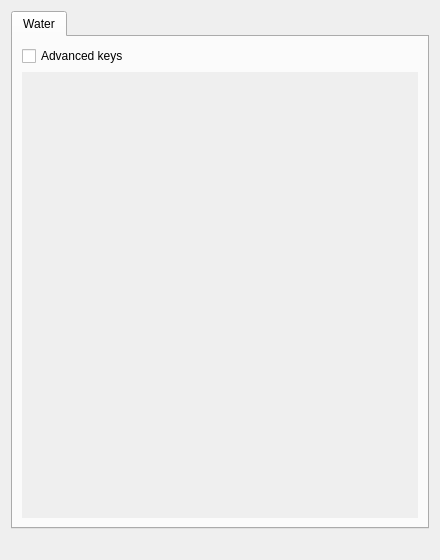
Before: the Qt Designer form GeneralsMD/Code/Tools/WorldBuilder/qt/panels/WBQtWaterTuningPanel.ui in triatomic/contraZH, drawn with Qt 5.
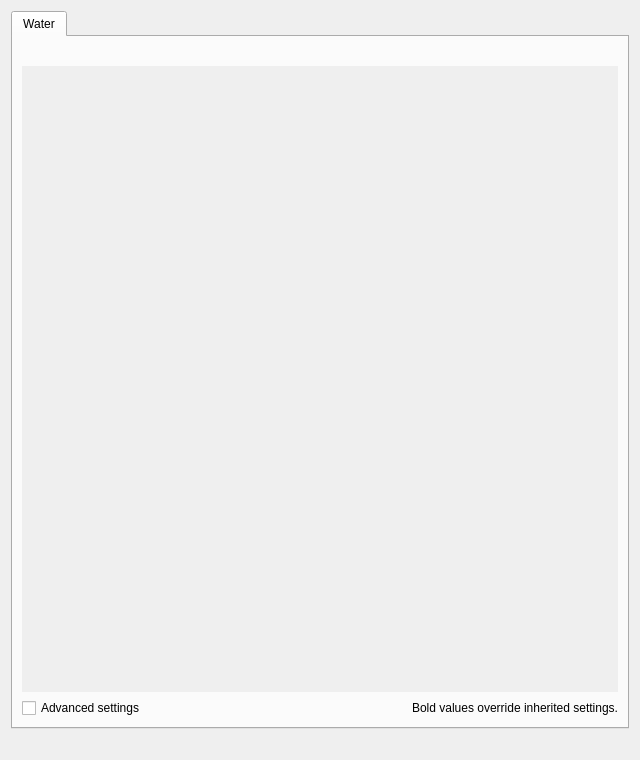
After: the same form once the commit is applied.

Commit message: feat(worldbuilder): group tuning controls with sliders

Patch:
```diff
--- a/GeneralsMD/Code/Tools/WorldBuilder/qt/panels/WBQtWaterTuningPanel.ui
+++ b/GeneralsMD/Code/Tools/WorldBuilder/qt/panels/WBQtWaterTuningPanel.ui
@@ -6,8 +6,8 @@
    <rect>
     <x>0</x>
     <y>0</y>
-    <width>440</width>
-    <height>560</height>
+    <width>640</width>
+    <height>760</height>
    </rect>
   </property>
   <property name="windowTitle">
@@ -25,12 +25,9 @@
       </attribute>
       <layout class="QVBoxLayout" name="waterLayout">
        <item>
-        <widget class="QCheckBox" name="advancedCheck">
-         <property name="toolTip">
-          <string>Show every water key, not only the main ones</string>
-         </property>
-         <property name="text">
-          <string>Advanced keys</string>
+        <widget class="QLabel" name="waterNotice">
+         <property name="wordWrap">
+          <bool>true</bool>
          </property>
         </widget>
        </item>
@@ -43,10 +40,40 @@
           <bool>true</bool>
          </property>
          <widget class="QWidget" name="rowsHost">
-          <layout class="QGridLayout" name="rowsGrid" columnstretch="1,0,0,0,0"/>
+          <layout class="QGridLayout" name="rowsGrid" columnstretch="0,1,0,0"/>
          </widget>
         </widget>
        </item>
+       <item>
+        <layout class="QHBoxLayout" name="optionsLayout" stretch="0,1">
+         <item>
+          <widget class="QCheckBox" name="advancedCheck">
+           <property name="toolTip">
+            <string>Show every water key, not only the main ones</string>
+           </property>
+           <property name="text">
+            <string>Advanced settings</string>
+           </property>
+          </widget>
+         </item>
+         <item>
+          <widget class="QLabel" name="inheritanceLabel">
+           <property name="alignment">
+            <set>Qt::AlignRight|Qt::AlignVCenter</set>
+           </property>
+           <property name="text">
+            <string>Bold values override inherited settings.</string>
+           </property>
+           <property name="toolTip">
+            <string>Changes apply live and save automatically to map.ini. Reset removes the map override.</string>
+           </property>
+           <property name="wordWrap">
+            <bool>true</bool>
+           </property>
+          </widget>
+         </item>
+        </layout>
+       </item>
       </layout>
      </widget>
     </widget>
```
The commit also changes 3 other files.
